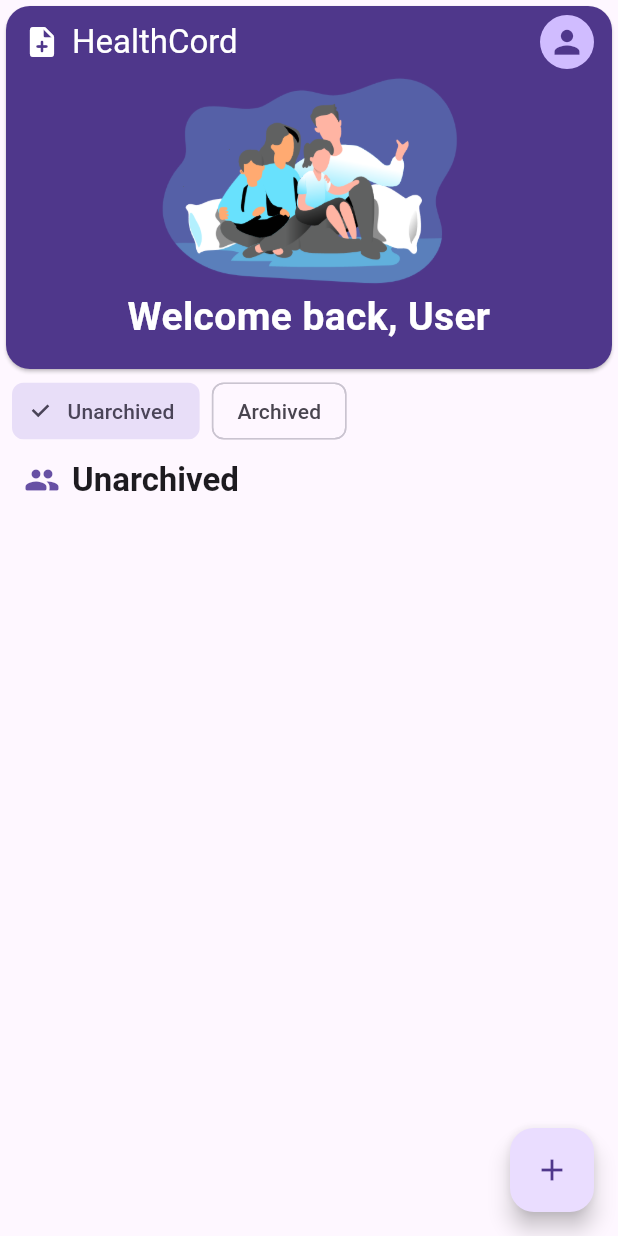
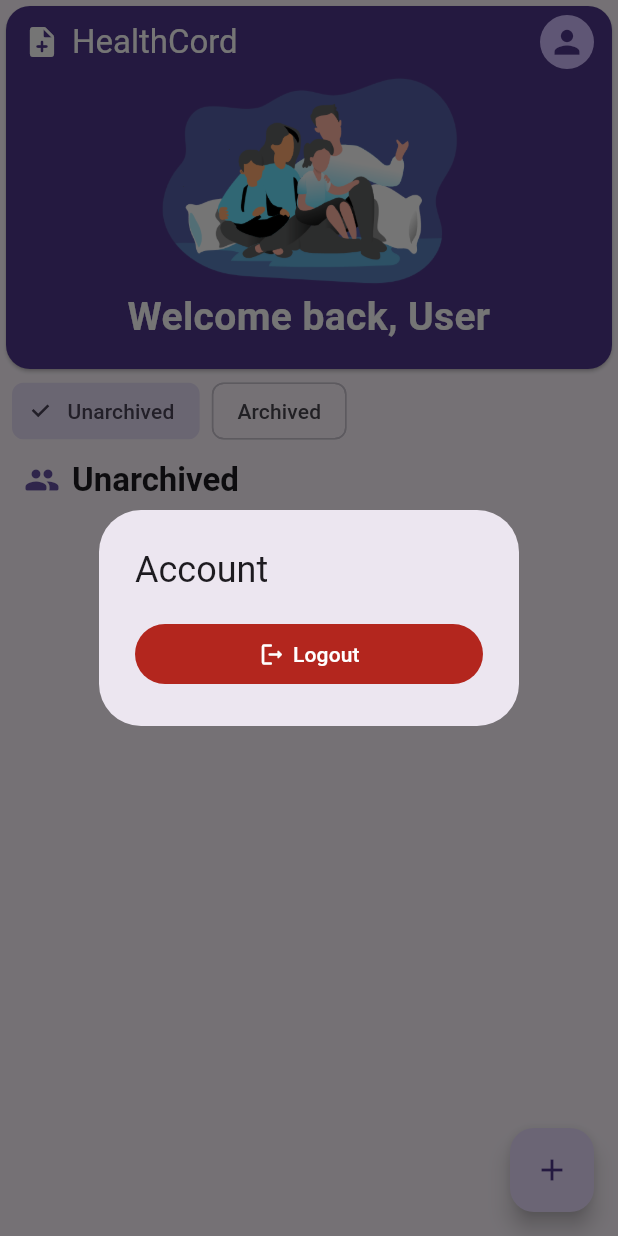
Before and after one commit to phougt/HealthCord, a Flutter app: the HomeScreen screen opened by its route, after a tap on the "person" icon, on a phone screen of 412 x 824 dp. Run offline on Flutter 3.47's test engine with Material 3 defaults, Android fonts, the phone set to English and light mode, and no system bars; our stand-ins replace dio, flutter_secure_storage, freezed_annotation, go_router, google_fonts, image_picker; accounts and stored records are empty; network calls fail.

Commit message:
Refactor `home_screen.dart` to use `SessionManager` and add account dialog
This commit introduces the following changes:
- Renamed `authTokenManager` to `sessionManager` in `home_screen.dart`.
- Added an account dialog that is displayed when the user taps on their profile picture.
- The account dialog currently only contains a logout button.
- The logout button calls `sessionManager.logout()` and redirects to `/` on success.

```diff
--- a/lib/screens/home_screen.dart
+++ b/lib/screens/home_screen.dart
@@ -11,7 +11,7 @@ class HomeScreen extends StatelessWidget {
   @override
   Widget build(BuildContext context) {
     final viewModel = context.watch<HomeViewModel>();
-    final authTokenManager = context.watch<SessionManager>();
+    final sessionManager = context.watch<SessionManager>();
 
     return Scaffold(
       body: RefreshIndicator(
@@ -43,7 +43,7 @@ class HomeScreen extends StatelessWidget {
                           scale: 2.5,
                         ),
                         Text(
-                          'Welcome back, ${authTokenManager.user?.firstname ?? 'User'}',
+                          'Welcome back, ${sessionManager.user?.firstname ?? 'User'}',
                           textAlign: TextAlign.center,
                           style: TextStyle(
                             fontWeight: FontWeight.bold,
@@ -60,24 +60,31 @@ class HomeScreen extends StatelessWidget {
                 Padding(
                   padding: const EdgeInsets.symmetric(horizontal: 8),
                   child: IconButton(
-                    onPressed: () {
-                      authTokenManager.clearAuthToken();
+                    onPressed: () async {},
+                    icon: GestureDetector(
+                      onTap: () {
+                        _showAccountDialog(
+                          context,
+                          sessionManager: sessionManager,
+                          homeViewModel: viewModel,
+                        );
                       },
-                    icon: CircleAvatar(
+                      child: CircleAvatar(
                         backgroundColor: Theme.of(
                           context,
                         ).colorScheme.inversePrimary,
                         radius: 18,
-                      child: authTokenManager.user?.profile != null
+                        child: sessionManager.user?.profile != null
                             ? Image.network(
-                              authTokenManager.user?.profile ?? '',
+                                sessionManager.user?.profile ?? '',
                                 headers: {
                                   'Content-Type': 'application/json',
                                   'Authorization':
-                                    'Bearer ${authTokenManager.authToken?.accessToken}',
+                                      'Bearer ${sessionManager.authToken?.accessToken}',
                                 },
                               )
                             : const Icon(Icons.person, size: 25),
+                      ),
                     ),
                   ),
                 ),
@@ -293,4 +300,44 @@ class HomeScreen extends StatelessWidget {
       ),
     );
   }
+
+  void _showAccountDialog(
+    BuildContext context, {
+    required SessionManager sessionManager,
+    required HomeViewModel homeViewModel,
+  }) {
+    showDialog(
+      context: context,
+      builder: (BuildContext context) {
+        return AlertDialog(
+          title: const Text('Account'),
+          content: FilledButton(
+            style: ButtonStyle(
+              backgroundColor: WidgetStateProperty.all(
+                Theme.of(context).colorScheme.error,
+              ),
+            ),
+            onPressed: () async {
+              final bool logoutSuccess =
+                  (await sessionManager.logout()).isSuccessful;
+              if (logoutSuccess) {
+                if (!context.mounted) return;
+                context.go('/');
               }
+            },
+            child: homeViewModel.isLoading
+                ? const CircularProgressIndicator()
+                : Row(
+                    mainAxisAlignment: MainAxisAlignment.center,
+                    spacing: 5,
+                    children: [
+                      const Icon(Icons.logout_rounded),
+                      const Text("Logout"),
+                    ],
+                  ),
+          ),
+        );
+      },
+    );
+  }
+}
```
Lines whose indentation alone changed are shown as unchanged.
